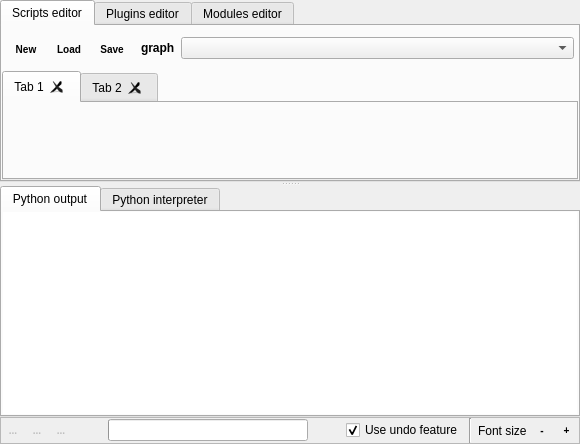
This is library/tulip-python/designer/PythonIDE.ui in Tulip-Dev/tulip as Qt 5 draws it before an edit. The edited form follows.
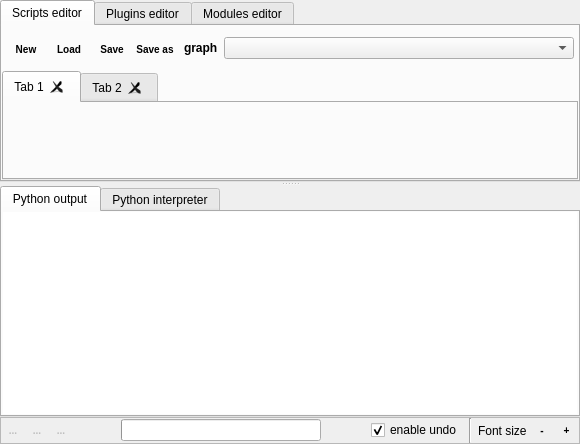
This is the edited form. Icons and pictures are not drawn. Custom widgets are drawn as their Qt base class.

Commit message: add "Save as" button to Python scripts editor + fix for QFileDialog::getSaveFileName() cancellation

Patch:
```diff
--- a/library/tulip-python/designer/PythonIDE.ui
+++ b/library/tulip-python/designer/PythonIDE.ui
@@ -228,6 +228,44 @@
              </property>
             </widget>
            </item>
+           <item>
+            <widget class="QToolButton" name="saveAsMainScriptButton">
+             <property name="enabled">
+              <bool>true</bool>
+             </property>
+             <property name="minimumSize">
+              <size>
+               <width>40</width>
+               <height>40</height>
+              </size>
+             </property>
+             <property name="maximumSize">
+              <size>
+               <width>40</width>
+               <height>40</height>
+              </size>
+             </property>
+             <property name="toolTip">
+              <string>Save the current script in an interactively chosen file</string>
+             </property>
+             <property name="text">
+              <string>Save as</string>
+             </property>
+             <property name="icon">
+              <iconset>
+               <normaloff>:/tulip/gui/icons/64/document-saveas.png</normaloff>:/tulip/gui/icons/64/document-export.png</iconset>
+             </property>
+             <property name="iconSize">
+              <size>
+               <width>20</width>
+               <height>20</height>
+              </size>
+             </property>
+             <property name="toolButtonStyle">
+              <enum>Qt::ToolButtonTextUnderIcon</enum>
+             </property>
+            </widget>
+           </item>
            <item>
             <widget class="Line" name="line">
              <property name="orientation">
@@ -986,7 +1024,7 @@
 (in particular when dealing with a large graph).</string>
             </property>
             <property name="text">
-             <string>Use undo feature</string>
+             <string>enable undo</string>
             </property>
             <property name="checked">
              <bool>true</bool>
```
Left out of the diff: 4 changed lines with no effect on the pictures. The commit also changes 4 other files.
